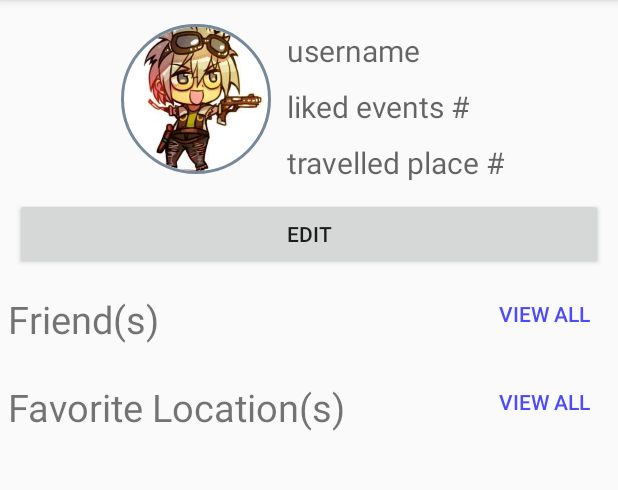
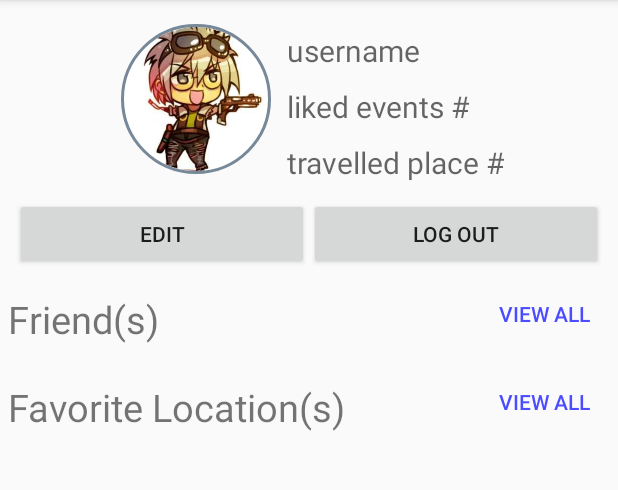
Before and after one commit to TrAnMu/CMSC436SemesterProject, an Android app: the ProfileFragment screen opened directly, with no data from a screen before it, on a phone screen of 412 x 824 dp, the part 84-574 px from its top. Run offline under Robolectric (Android 15) with nearby library versions, the phone set to English and light mode, and no system bars; our stand-ins replace CircleImageView.

Commit message:
Now the app launches from the log in page. User can log in with a valid account and log out from the account from the profile page and goes back to the log in page

```diff
--- a/app/src/main/java/groupproject/cmsc436/flow/ProfileFragment.java
+++ b/app/src/main/java/groupproject/cmsc436/flow/ProfileFragment.java
@@ -1,12 +1,16 @@
 package groupproject.cmsc436.flow;
 
+import android.content.Intent;
 import android.os.Bundle;
 import android.support.annotation.Nullable;
 import android.support.v4.app.Fragment;
 import android.view.LayoutInflater;
 import android.view.View;
 import android.view.ViewGroup;
+import android.widget.Button;
 import android.widget.TextView;
+
+import groupproject.cmsc436.flow.Service.DatabaseService;
 
 /**
  * Created by Junze on 4/8/2017.
@@ -17,6 +21,9 @@ public class ProfileFragment extends Fragment {
     private TextView likesTextView;
     private TextView placesTextView;
 
+    private Button editButton;
+    private Button logOutButton;
+
     @Nullable
     @Override
     public View onCreateView(LayoutInflater inflater, @Nullable ViewGroup container, @Nullable Bundle savedInstanceState) {
@@ -24,6 +31,17 @@ public class ProfileFragment extends Fragment {
         usernameTextView = (TextView)view.findViewById(R.id.profile_username);
         likesTextView = (TextView)view.findViewById(R.id.profile_likes);
         placesTextView = (TextView)view.findViewById(R.id.profile_places_travel);
+
+        editButton = (Button) view.findViewById(R.id.profile_edit_button);
+        logOutButton = (Button) view.findViewById(R.id.profile_log_out_button);
+        logOutButton.setOnClickListener(new View.OnClickListener() {
+            @Override
+            public void onClick(View view) {
+                DatabaseService.getDBService(getActivity().getApplicationContext()).signOut();
+                Intent registerIntent = new Intent(getActivity().getApplicationContext(), LogInActivity.class);
+                startActivity(registerIntent);
+            }
+        });
 
         return view;
     }
--- a/app/src/main/java/groupproject/cmsc436/flow/Service/DatabaseService.java
+++ b/app/src/main/java/groupproject/cmsc436/flow/Service/DatabaseService.java
@@ -86,4 +86,8 @@ public class DatabaseService {
                     }
                 });
     }
+
+    public void signOut() {
+        FirebaseAuth.getInstance().signOut();
+    }
 }
--- a/app/src/main/res/layout/fragment_profile.xml
+++ b/app/src/main/res/layout/fragment_profile.xml
@@ -47,18 +47,25 @@
         </RelativeLayout>
     </LinearLayout>
 
-    <RelativeLayout
+    <LinearLayout
         android:layout_width="match_parent"
         android:layout_height="wrap_content"
         android:layout_marginLeft="@dimen/profile_margin_wider"
-        android:layout_marginRight="@dimen/profile_margin_wider">
+        android:layout_marginRight="@dimen/profile_margin_wider"
+        android:orientation="horizontal">
         <Button
             android:layout_width="match_parent"
             android:layout_height="wrap_content"
             android:id="@+id/profile_edit_button"
             android:text="@string/edit"
-            android:layout_gravity="center"/>
-    </RelativeLayout>
+            android:layout_weight="1"/>
+        <Button
+            android:layout_width="match_parent"
+            android:layout_height="wrap_content"
+            android:id="@+id/profile_log_out_button"
+            android:text="@string/log_out"
+            android:layout_weight="1"/>
+    </LinearLayout>
 
     <RelativeLayout
         android:layout_width="match_parent"
--- a/app/src/main/res/values/strings.xml
+++ b/app/src/main/res/values/strings.xml
@@ -20,6 +20,7 @@
     <string name="auth_failed">Authentication failed</string>
     <string name="none_fields_blank">None of these fields can be empty!</string>
     <string name="cancel">Cancel</string>
+    <string name="log_out">Log Out</string>
 
     <string name="register_username">Username(Email)</string>
     <string name="register_password">Password</string>
@@ -40,4 +41,5 @@
     <string name="permission_rationale">"Contacts permissions are needed for providing email
         completions."
     </string>
+    <string name="ask_register_text">No account? Don\'t worry, you can register here!</string>
 </resources>
```
Also changed, not shown: app/src/main/AndroidManifest.xml (+6 -6 lines), app/src/main/java/groupproject/cmsc436/flow/LogInFragment.java (+17 -4 lines), app/src/main/java/groupproject/cmsc436/flow/MainActivity.java (+0 -12 lines), app/src/main/res/layout/content_main.xml (+0 -12 lines), app/src/main/res/layout/fragment_log_in.xml (+11 -0 lines).
